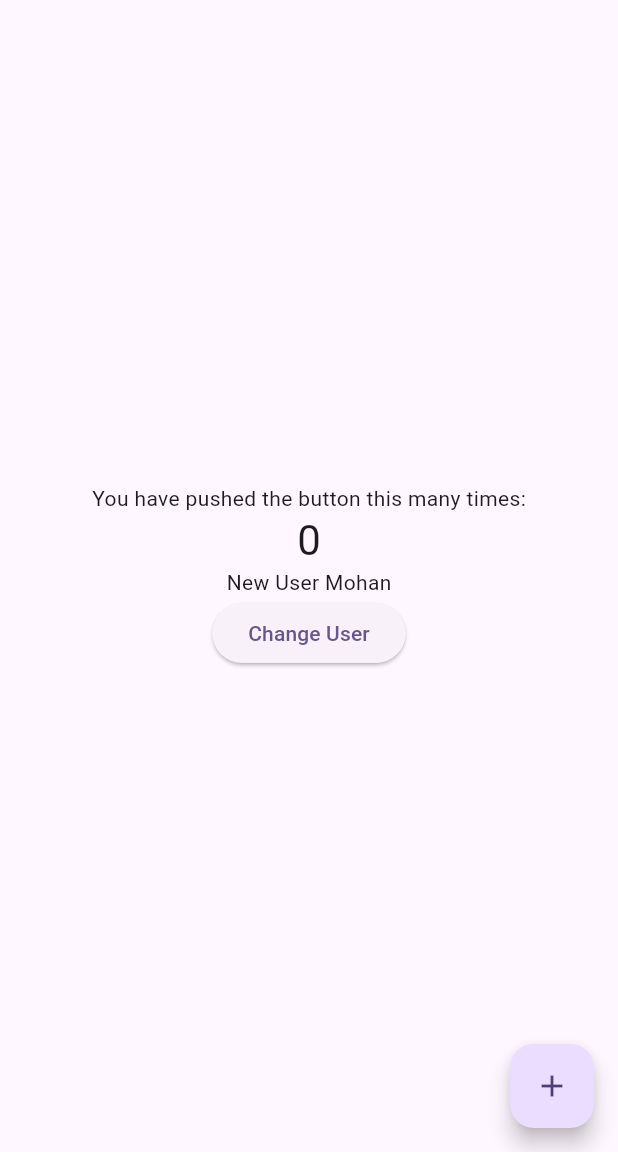
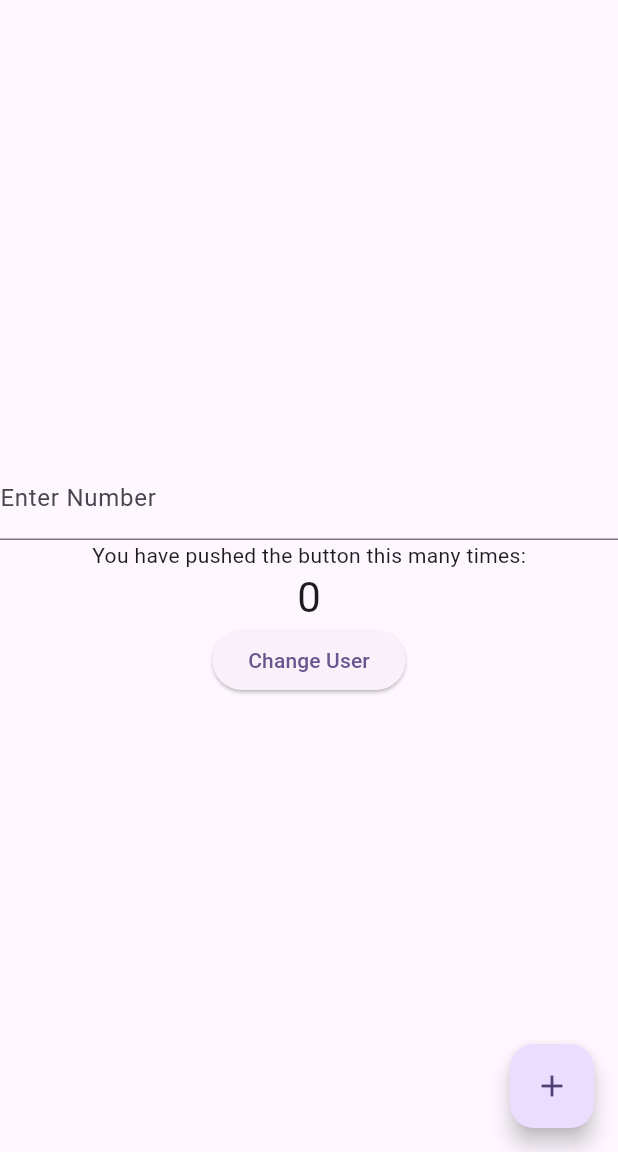
Before and after one commit to sudishk/BlocTutorial, a Flutter app: the screen it shows after launch, after a tap on "Change User", on a phone screen of 412 x 824 dp, the part 84-1236 px from its top. Run offline on Flutter 3.47's test engine with Material 3 defaults, Android fonts, the phone set to English and light mode, and no system bars; our stand-ins replace dio, flutter_bloc.

```diff
--- a/lib/main.dart
+++ b/lib/main.dart
@@ -5,6 +5,7 @@ import 'package:flutter/material.dart';
 import 'package:flutter_bloc/flutter_bloc.dart';
 
 void main() {
+  WidgetsFlutterBinding.ensureInitialized();
   runApp(const MyApp());
 }
 
@@ -59,6 +60,7 @@ class MyHomePage extends StatefulWidget {
 
 class _MyHomePageState extends State<MyHomePage> {
   int _counter = 0;
+  final TextEditingController controller = TextEditingController();
 
   void _incrementCounter() {
     setState(() {
@@ -108,22 +110,49 @@ class _MyHomePageState extends State<MyHomePage> {
           // wireframe for each widget.
           mainAxisAlignment: MainAxisAlignment.center,
           children: <Widget>[
+
+            TextField(
+              controller: controller,
+              keyboardType: TextInputType.number,
+              decoration: InputDecoration(labelText: "Enter Number"),
+            ),
+
             const Text('You have pushed the button this many times:'),
             Text(
               '$_counter',
               style: Theme.of(context).textTheme.headlineMedium,
             ),
 
-            BlocBuilder<UserBloc, UserState>(builder: (context, state) => Text(state.name),),
+            // BlocBuilder<UserBloc, UserState>(builder: (context, state) => Text(state.name),),
+            BlocBuilder<UserBloc, UserState>(builder: (context, state) {
+
+              if(state is UserLoadingState) return Container(child: CircularProgressIndicator(),);
+               if( state is UserErrorState) return Text(state.error);
+              if (state is UserLoadedState) {
+                if(state.users.isEmpty) return Text("No data");
+                return Expanded(
+                  child: ListView.builder(
+                    itemCount: state.users.length,
+                    itemBuilder: (context, index) {
+                      return ListTile(title: Text(state.users[index]['name']));
+                    },
+                  ),
+                );
+              }
+              return Container();
+            },),
 
             ElevatedButton(onPressed: () {
-              context.read<UserBloc>().add(ChangeUserEvent());
+              context.read<UserBloc>().add(ChangeUserEvent(controller.text.toString()));
             }, child: Text("Change User"))
           ],
         ),
       ),
       floatingActionButton: FloatingActionButton(
-        onPressed: _incrementCounter,
+        onPressed: () {
+          context.read<UserBloc>().add(GetUserData());
+
+        },
         tooltip: 'Increment',
         child: const Icon(Icons.add),
       ), // This trailing comma makes auto-formatting nicer for build methods.
--- a/lib/user_events.dart
+++ b/lib/user_events.dart
@@ -3,5 +3,10 @@ abstract class UserEvent{
 }
 
 class ChangeUserEvent extends UserEvent{
+  final String newUserName;
+  ChangeUserEvent(this.newUserName);
+}
+
+class GetUserData extends UserEvent{
 
 }
--- a/lib/user_state.dart
+++ b/lib/user_state.dart
@@ -1,4 +1,21 @@
 class UserState{
   final String name;
   UserState({required this.name});
+
 }
+
+class UserLoadingState extends UserState{
+  UserLoadingState({required super.name});
+
+}
+
+class UserLoadedState extends UserState{
+  final List<dynamic > users;
+  UserLoadedState({required super.name, required this.users});
+}
+
+class UserErrorState extends UserState{
+  final String error;
+  UserErrorState({required super.name, required this.error});
+
+}
--- a/pubspec.yaml
+++ b/pubspec.yaml
@@ -35,6 +35,7 @@ dependencies:
   # Use with the CupertinoIcons class for iOS style icons.
   cupertino_icons: ^1.0.8
   flutter_bloc: ^9.1.0
+  dio: ^5.8.0+1
 
 
 dev_dependencies:
```
Also changed, not shown: lib/user_bloc.dart (+13 -2 lines), pubspec.lock, 1 other file.
